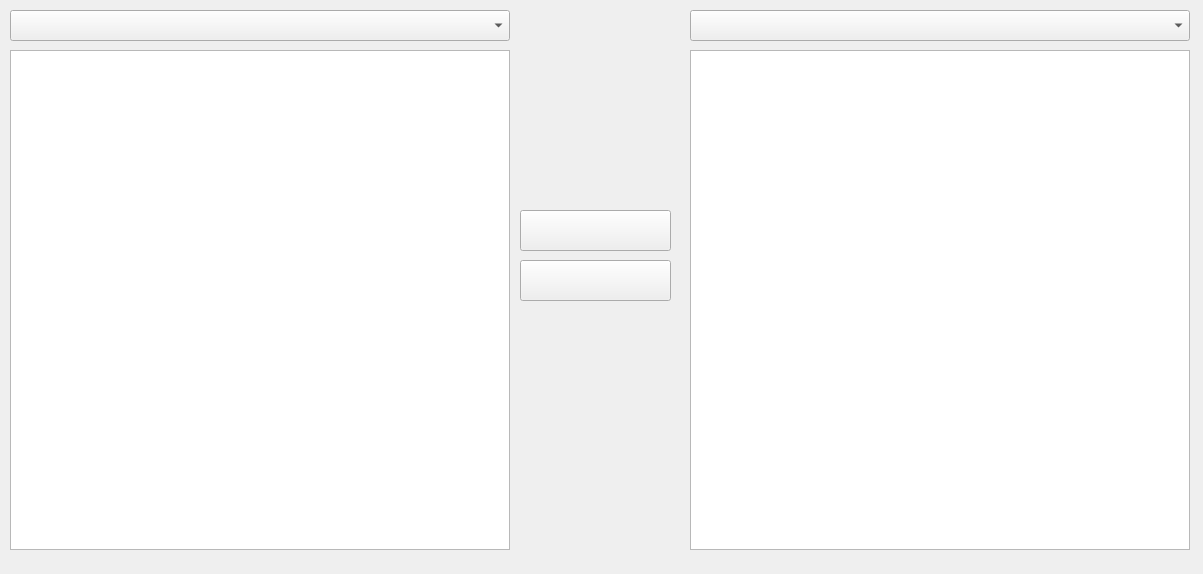
Qt form afrl_gui/ui/diskimagewidget.ui (nasa-itc/afrl-zcu106-gui) before a commit.
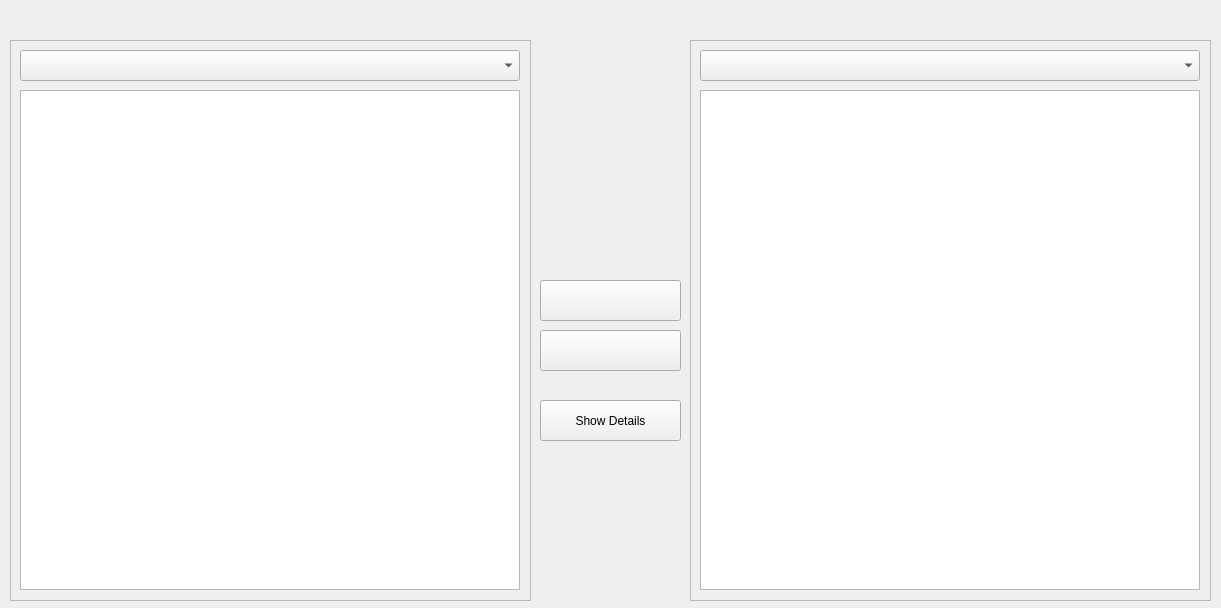
The same form after that commit.

Commit message: changed base widget to widget instead of dock to correct issue where user can lose the ui, put host and guest sides into frames for clarity.  added button for showing fule details (no implementation of connected slot yet)

Patch:
```diff
--- a/afrl_gui/ui/diskimagewidget.ui
+++ b/afrl_gui/ui/diskimagewidget.ui
@@ -1,25 +1,59 @@
 <?xml version="1.0" encoding="UTF-8"?>
 <ui version="4.0">
  <class>DiskImageWidget</class>
- <widget class="QDockWidget" name="DiskImageWidget">
+ <widget class="QWidget" name="DiskImageWidget">
   <property name="geometry">
    <rect>
     <x>0</x>
     <y>0</y>
-    <width>1203</width>
-    <height>574</height>
+    <width>1221</width>
+    <height>608</height>
    </rect>
   </property>
-  <property name="floating">
-   <bool>true</bool>
-  </property>
-  <property name="features">
-   <set>QDockWidget::DockWidgetClosable|QDockWidget::DockWidgetFloatable|QDockWidget::DockWidgetMovable</set>
-  </property>
   <property name="windowTitle">
    <string>Modify Guest Image</string>
   </property>
-  <widget class="QWidget" name="dockWidgetContents">
+  <widget class="QPushButton" name="toHostPushButton">
+   <property name="geometry">
+    <rect>
+     <x>540</x>
+     <y>330</y>
+     <width>141</width>
+     <height>41</height>
+    </rect>
+   </property>
+   <property name="text">
+    <string/>
+   </property>
+  </widget>
+  <widget class="QPushButton" name="toGuestPushButton">
+   <property name="geometry">
+    <rect>
+     <x>540</x>
+     <y>280</y>
+     <width>141</width>
+     <height>41</height>
+    </rect>
+   </property>
+   <property name="text">
+    <string/>
+   </property>
+  </widget>
+  <widget class="QFrame" name="frame">
+   <property name="geometry">
+    <rect>
+     <x>10</x>
+     <y>40</y>
+     <width>521</width>
+     <height>561</height>
+    </rect>
+   </property>
+   <property name="frameShape">
+    <enum>QFrame::StyledPanel</enum>
+   </property>
+   <property name="frameShadow">
+    <enum>QFrame::Raised</enum>
+   </property>
    <widget class="QTreeView" name="hostTreeView">
     <property name="geometry">
      <rect>
@@ -30,42 +64,6 @@
      </rect>
     </property>
    </widget>
-   <widget class="QTreeView" name="guestTreeView">
-    <property name="geometry">
-     <rect>
-      <x>690</x>
-      <y>50</y>
-      <width>500</width>
-      <height>500</height>
-     </rect>
-    </property>
-   </widget>
-   <widget class="QPushButton" name="toHostPushButton">
-    <property name="geometry">
-     <rect>
-      <x>520</x>
-      <y>260</y>
-      <width>151</width>
-      <height>41</height>
-     </rect>
-    </property>
-    <property name="text">
-     <string/>
-    </property>
-   </widget>
-   <widget class="QPushButton" name="toGuestPushButton">
-    <property name="geometry">
-     <rect>
-      <x>520</x>
-      <y>210</y>
-      <width>151</width>
-      <height>41</height>
-     </rect>
-    </property>
-    <property name="text">
-     <string/>
-    </property>
-   </widget>
    <widget class="QComboBox" name="hostComboBox">
     <property name="geometry">
      <rect>
@@ -76,10 +74,36 @@
      </rect>
     </property>
    </widget>
+  </widget>
+  <widget class="QFrame" name="frame_2">
+   <property name="geometry">
+    <rect>
+     <x>690</x>
+     <y>40</y>
+     <width>521</width>
+     <height>561</height>
+    </rect>
+   </property>
+   <property name="frameShape">
+    <enum>QFrame::StyledPanel</enum>
+   </property>
+   <property name="frameShadow">
+    <enum>QFrame::Raised</enum>
+   </property>
+   <widget class="QTreeView" name="guestTreeView">
+    <property name="geometry">
+     <rect>
+      <x>10</x>
+      <y>50</y>
+      <width>500</width>
+      <height>500</height>
+     </rect>
+    </property>
+   </widget>
    <widget class="QComboBox" name="guestComboBox">
     <property name="geometry">
      <rect>
-      <x>690</x>
+      <x>10</x>
       <y>10</y>
       <width>500</width>
       <height>31</height>
@@ -87,6 +111,24 @@
     </property>
    </widget>
   </widget>
+  <widget class="QPushButton" name="detailsPushButton">
+   <property name="geometry">
+    <rect>
+     <x>540</x>
+     <y>400</y>
+     <width>141</width>
+     <height>41</height>
+    </rect>
+   </property>
+   <property name="text">
+    <string>Show Details</string>
+   </property>
+  </widget>
+  <zorder>frame_2</zorder>
+  <zorder>frame</zorder>
+  <zorder>toHostPushButton</zorder>
+  <zorder>toGuestPushButton</zorder>
+  <zorder>detailsPushButton</zorder>
  </widget>
  <resources/>
  <connections/>
```
The commit also changes 1 other file.
